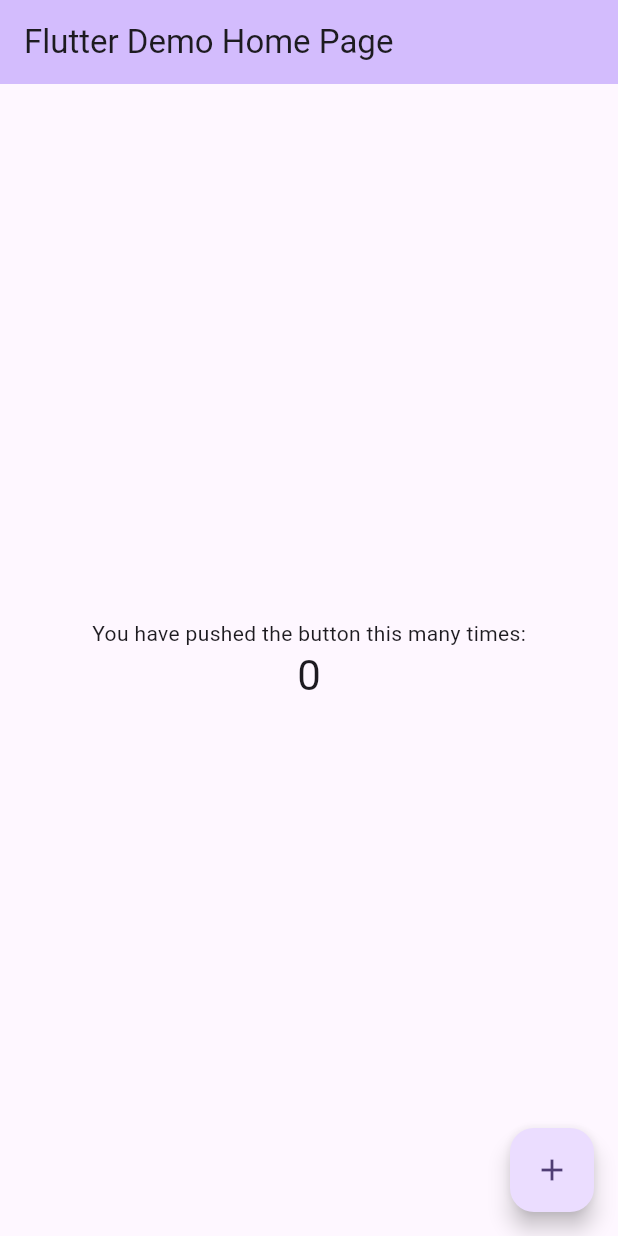
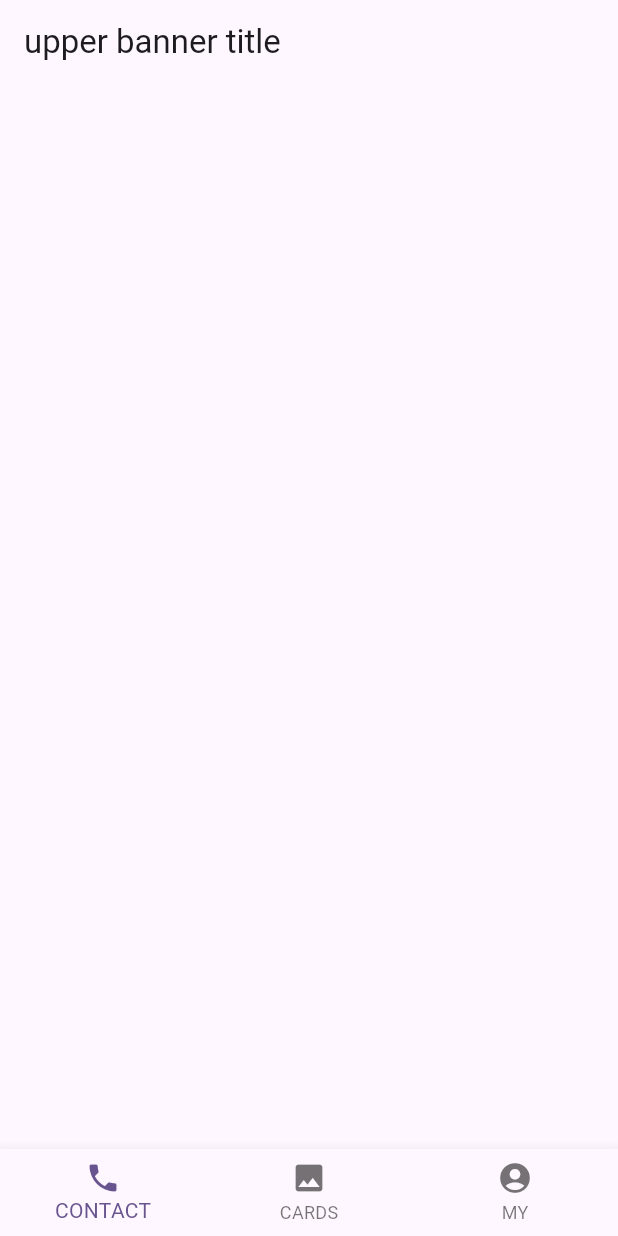
Before and after one commit to Unknown-Box/2024-Madcamp-week-1, a Flutter app: the screen it shows after launch, on a phone screen of 412 x 824 dp. Run offline on Flutter 3.47's test engine with Material 3 defaults, Android fonts, the light colour scheme and no system bars.

Commit message:
tabbar basic layout

```diff
--- a/lib/main.dart
+++ b/lib/main.dart
@@ -1,4 +1,8 @@
 import 'package:flutter/material.dart';
+
+import './src/pages/cards.dart';
+import './src/pages/contact.dart';
+import './src/pages/mypage.dart';
 
 void main() {
   runApp(const MyApp());
@@ -13,113 +17,53 @@
     return MaterialApp(
       title: 'Flutter Demo',
       theme: ThemeData(
-        // This is the theme of your application.
-        //
-        // TRY THIS: Try running your application with "flutter run". You'll see
-        // the application has a purple toolbar. Then, without quitting the app,
-        // try changing the seedColor in the colorScheme below to Colors.green
-        // and then invoke "hot reload" (save your changes or press the "hot
-        // reload" button in a Flutter-supported IDE, or press "r" if you used
-        // the command line to start the app).
-        //
-        // Notice that the counter didn't reset back to zero; the application
-        // state is not lost during the reload. To reset the state, use hot
-        // restart instead.
-        //
-        // This works for code too, not just values: Most code changes can be
-        // tested with just a hot reload.
         colorScheme: ColorScheme.fromSeed(seedColor: Colors.deepPurple),
         useMaterial3: true,
       ),
-      home: const MyHomePage(title: 'Flutter Demo Home Page'),
+      home: const App(),
     );
   }
 }
 
-class MyHomePage extends StatefulWidget {
-  const MyHomePage({super.key, required this.title});
-
-  // This widget is the home page of your application. It is stateful, meaning
-  // that it has a State object (defined below) that contains fields that affect
-  // how it looks.
-
-  // This class is the configuration for the state. It holds the values (in this
-  // case the title) provided by the parent (in this case the App widget) and
-  // used by the build method of the State. Fields in a Widget subclass are
-  // always marked "final".
-
-  final String title;
+class App extends StatefulWidget {
+  const App({super.key});
 
   @override
-  State<MyHomePage> createState() => _MyHomePageState();
+  State<App> createState() => _AppState();
 }
 
-class _MyHomePageState extends State<MyHomePage> {
-  int _counter = 0;
+class _AppState extends State<App> {
 
-  void _incrementCounter() {
-    setState(() {
-      // This call to setState tells the Flutter framework that something has
-      // changed in this State, which causes it to rerun the build method below
-      // so that the display can reflect the updated values. If we changed
-      // _counter without calling setState(), then the build method would not be
-      // called again, and so nothing would appear to happen.
-      _counter++;
-    });
-  }
+  String _title = 'upper banner title';
+
+  var _index = 0;
+  List _pages = [
+    Contact(),
+    Cards(),
+    Mypage(),
+  ];
 
   @override
   Widget build(BuildContext context) {
-    // This method is rerun every time setState is called, for instance as done
-    // by the _incrementCounter method above.
-    //
-    // The Flutter framework has been optimized to make rerunning build methods
-    // fast, so that you can just rebuild anything that needs updating rather
-    // than having to individually change instances of widgets.
     return Scaffold(
       appBar: AppBar(
-        // TRY THIS: Try changing the color here to a specific color (to
-        // Colors.amber, perhaps?) and trigger a hot reload to see the AppBar
-        // change color while the other colors stay the same.
-        backgroundColor: Theme.of(context).colorScheme.inversePrimary,
-        // Here we take the value from the MyHomePage object that was created by
-        // the App.build method, and use it to set our appbar title.
-        title: Text(widget.title),
+        title: Text(_title),
       ),
-      body: Center(
-        // Center is a layout widget. It takes a single child and positions it
-        // in the middle of the parent.
-        child: Column(
-          // Column is also a layout widget. It takes a list of children and
-          // arranges them vertically. By default, it sizes itself to fit its
-          // children horizontally, and tries to be as tall as its parent.
-          //
-          // Column has various properties to control how it sizes itself and
-          // how it positions its children. Here we use mainAxisAlignment to
-          // center the children vertically; the main axis here is the vertical
-          // axis because Columns are vertical (the cross axis would be
-          // horizontal).
-          //
-          // TRY THIS: Invoke "debug painting" (choose the "Toggle Debug Paint"
-          // action in the IDE, or press "p" in the console), to see the
-          // wireframe for each widget.
-          mainAxisAlignment: MainAxisAlignment.center,
-          children: <Widget>[
-            const Text(
-              'You have pushed the button this many times:',
-            ),
-            Text(
-              '$_counter',
-              style: Theme.of(context).textTheme.headlineMedium,
-            ),
-          ],
-        ),
+      body: _pages[_index],
+      bottomNavigationBar: BottomNavigationBar(
+        currentIndex: _index,
+        onTap: (value) {
+          setState(() {
+            _index = value;
+            print(_index);
+          });
+        },
+        items: [
+          BottomNavigationBarItem(icon: const Icon(Icons.phone), label: 'CONTACT'),
+          BottomNavigationBarItem(icon: const Icon(Icons.image), label: 'CARDS'),
+          BottomNavigationBarItem(icon: const Icon(Icons.account_circle_rounded), label: 'MY'),
+        ],
       ),
-      floatingActionButton: FloatingActionButton(
-        onPressed: _incrementCounter,
-        tooltip: 'Increment',
-        child: const Icon(Icons.add),
-      ), // This trailing comma makes auto-formatting nicer for build methods.
     );
   }
 }
--- /dev/null
+++ b/lib/src/pages/cards.dart
@@ -0,0 +1,15 @@
+import 'package:flutter/material.dart';
+
+class Cards extends StatefulWidget {
+  const Cards({super.key});
+
+  @override
+  State<Cards> createState() => _CardsState();
+}
+
+class _CardsState extends State<Cards> {
+  @override
+  Widget build(BuildContext context) {
+    return Container();
+  }
+}
--- /dev/null
+++ b/lib/src/pages/contact.dart
@@ -0,0 +1,15 @@
+import 'package:flutter/material.dart';
+
+class Contact extends StatefulWidget {
+  const Contact({super.key});
+
+  @override
+  State<Contact> createState() => _ContactState();
+}
+
+class _ContactState extends State<Contact> {
+  @override
+  Widget build(BuildContext context) {
+    return Container();
+  }
+}
--- /dev/null
+++ b/lib/src/pages/mypage.dart
@@ -0,0 +1,15 @@
+import 'package:flutter/material.dart';
+
+class Mypage extends StatefulWidget {
+  const Mypage({super.key});
+
+  @override
+  State<Mypage> createState() => _MypageState();
+}
+
+class _MypageState extends State<Mypage> {
+  @override
+  Widget build(BuildContext context) {
+    return Container();
+  }
+}
```
